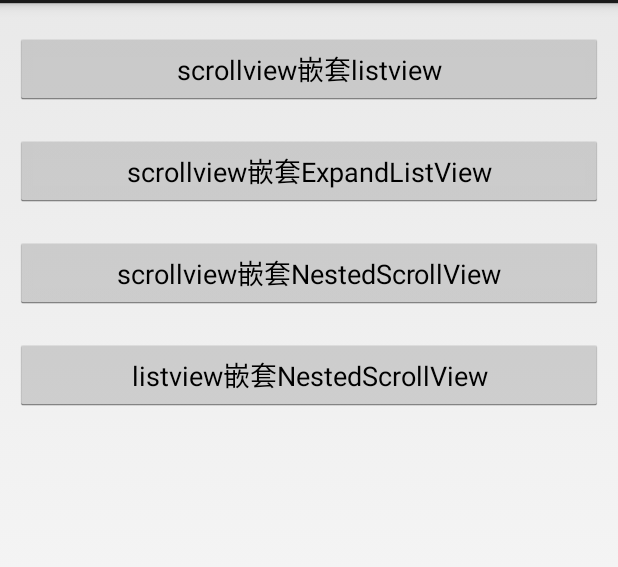
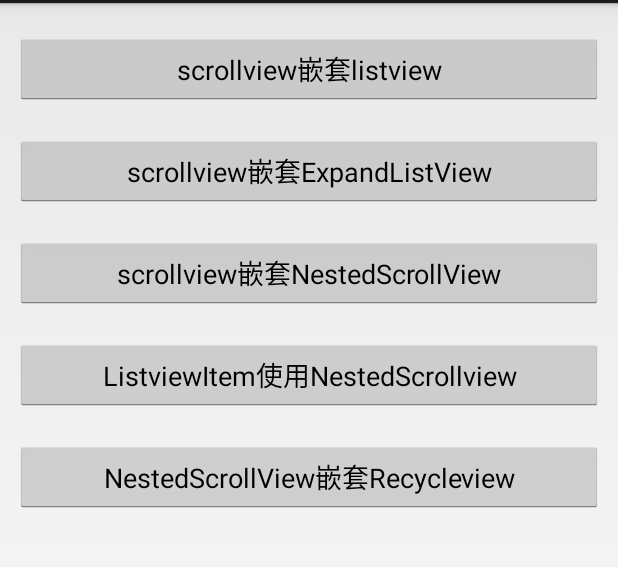
Before and after one commit to lizhen0211/Android_ScrollNestedList, an Android app: the screen it shows after launch (MainActivity), on a phone screen of 412 x 824 dp, the part 69-636 px from its top. Run offline under Robolectric (Android 15) with nearby library versions, the phone set to English and light mode, and no system bars.

Commit message:
NestedScrollView嵌套Recycleview

```diff
--- a/app/build.gradle
+++ b/app/build.gradle
@@ -26,4 +26,5 @@ dependencies {
     })
     testCompile 'junit:junit:4.12'
     compile 'com.android.support:support-v4:25.3.1'
+    compile 'com.android.support:recyclerview-v7:25.3.1'
 }
--- a/app/src/main/AndroidManifest.xml
+++ b/app/src/main/AndroidManifest.xml
@@ -18,7 +18,8 @@
         <activity android:name=".NestedListViewActivity" />
         <activity android:name=".NestedExpandListViewActivity" />
         <activity android:name=".NestedScrollInsideScroll" />
-        <activity android:name=".ListViewActivity"></activity>
+        <activity android:name=".ListViewActivity" />
+        <activity android:name=".NestedScrollViewAndRecycleview"/>
     </application>
 
 </manifest>
--- a/app/src/main/java/com/lz/example/android_scrollnestedlist/MainActivity.java
+++ b/app/src/main/java/com/lz/example/android_scrollnestedlist/MainActivity.java
@@ -32,4 +32,9 @@ public class MainActivity extends Activity {
         Intent intent = new Intent(MainActivity.this, ListViewActivity.class);
         startActivity(intent);
     }
+
+    public void onNestedScrollViewAndRecycleview(View view) {
+        Intent intent = new Intent(MainActivity.this, NestedScrollViewAndRecycleview.class);
+        startActivity(intent);
+    }
 }
--- a/app/src/main/res/layout/activity_main.xml
+++ b/app/src/main/res/layout/activity_main.xml
@@ -39,6 +39,15 @@
         android:layout_marginRight="10dp"
         android:layout_marginTop="20dp"
         android:onClick="onListitemNestNestedScroll"
-        android:text="listview嵌套NestedScrollView" />
+        android:text="ListviewItem使用NestedScrollview" />
+
+    <Button
+        android:layout_width="match_parent"
+        android:layout_height="wrap_content"
+        android:layout_marginLeft="10dp"
+        android:layout_marginRight="10dp"
+        android:layout_marginTop="20dp"
+        android:onClick="onNestedScrollViewAndRecycleview"
+        android:text="NestedScrollView嵌套Recycleview" />
 
 </LinearLayout>
```
Also changed, not shown: app/src/main/java/com/lz/example/android_scrollnestedlist/ListRecyclerViewAdapter.java (added, +52 -0 lines), app/src/main/java/com/lz/example/android_scrollnestedlist/NestedScrollViewAndRecycleview.java (added, +34 -0 lines), app/src/main/res/layout/activity_nested_scrollview_and_recycleview.xml (added, +20 -0 lines), app/src/main/res/layout/list_recyclerview_item.xml (added, +13 -0 lines).
